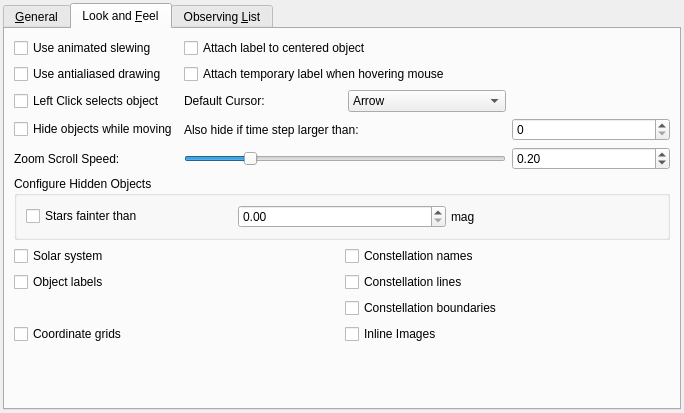
First picture: the form in kstars-astropi/kstars/options/opsadvanced.ui, repository Andre87osx/AstroPi-system, before the edit.
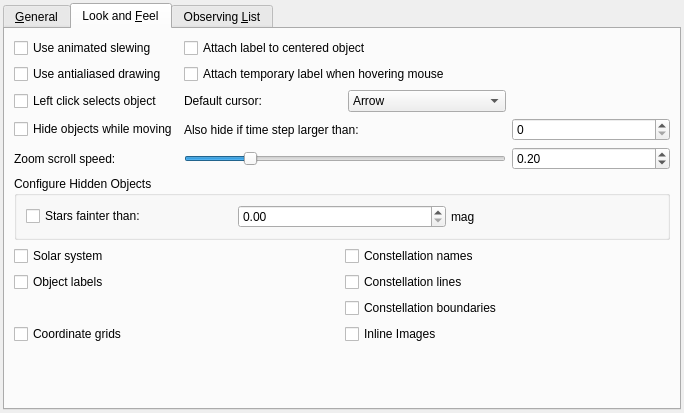
Second picture: the form after the edit. Icons and pictures are not drawn. Custom widgets are drawn as their Qt base class.

Commit message:
Start import KDE KStars 3.5.5 (#66)
* Start import KDE KStars 3.5.5

fadc315a - Sync startup time to system when starting a profile in EkosLive

* indi sync 7c194609

Define min alt 10>15
#67 scheduler.ui 1635 delete hack to set minalt as default

* minor fix 3ad663d8

* last KStars 3.5.5 change

What changed in the file:
```diff
--- a/kstars-astropi/kstars/options/opsadvanced.ui
+++ b/kstars-astropi/kstars/options/opsadvanced.ui
@@ -447,14 +447,14 @@
          <item row="2" column="0">
           <widget class="QCheckBox" name="kcfg_LeftClickSelectsObject">
            <property name="text">
-            <string>Left Click selects object</string>
+            <string>Left click selects object</string>
            </property>
           </widget>
          </item>
          <item row="2" column="1">
           <widget class="QLabel" name="label_6">
            <property name="text">
-            <string>Default Cursor:</string>
+            <string>Default cursor:</string>
            </property>
           </widget>
          </item>
@@ -506,7 +506,7 @@
             <string>Adjust speed of zooming when scrolling in and out with the mouse wheel</string>
            </property>
            <property name="text">
-            <string>Zoom Scroll Speed:</string>
+            <string>Zoom scroll speed:</string>
            </property>
           </widget>
          </item>
@@ -593,7 +593,7 @@
                  <string>If checked, then fainter stars will be hidden when the map is in motion.</string>
                 </property>
                 <property name="text">
-                 <string>Stars fainter than</string>
+                 <string>Stars fainter than:</string>
                 </property>
                </widget>
               </item>
```
Left out of the diff: 6 changed lines with no effect on the pictures. The commit also changes 521 other files.
